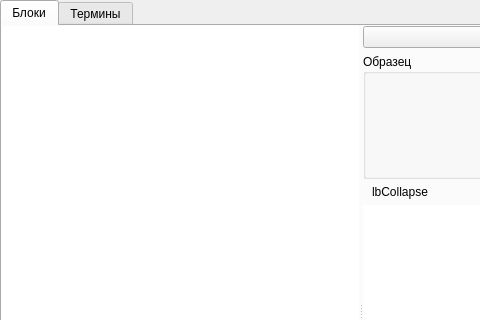
The window that Unicodia/FmMain.ui (Mercury13/unicodia) describes before a commit, drawn with Qt 5; both pictures show x 0 to 480 and y 0 to 320 of the 900 by 600 pixel window.
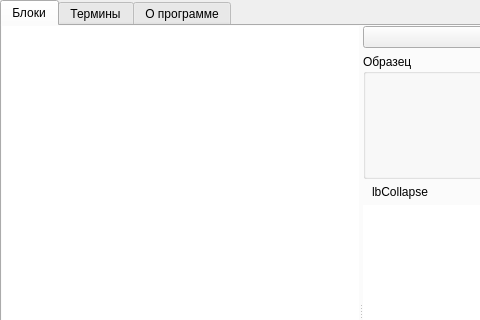
The same window after the commit. The open tabs and pages were chosen to show the change. Custom widgets are drawn as their Qt base class.

Commit message: Готский W7, :) About

Diff of the .ui file:
```diff
--- a/Unicodia/FmMain.ui
+++ b/Unicodia/FmMain.ui
@@ -422,6 +422,11 @@
         </item>
        </layout>
       </widget>
+      <widget class="QWidget" name="tabAbout">
+       <attribute name="title">
+        <string>О программе</string>
+       </attribute>
+      </widget>
      </widget>
     </item>
    </layout>
```
Left out of the diff: 4 changed lines with no effect on the pictures. The commit also changes 5 other files.
